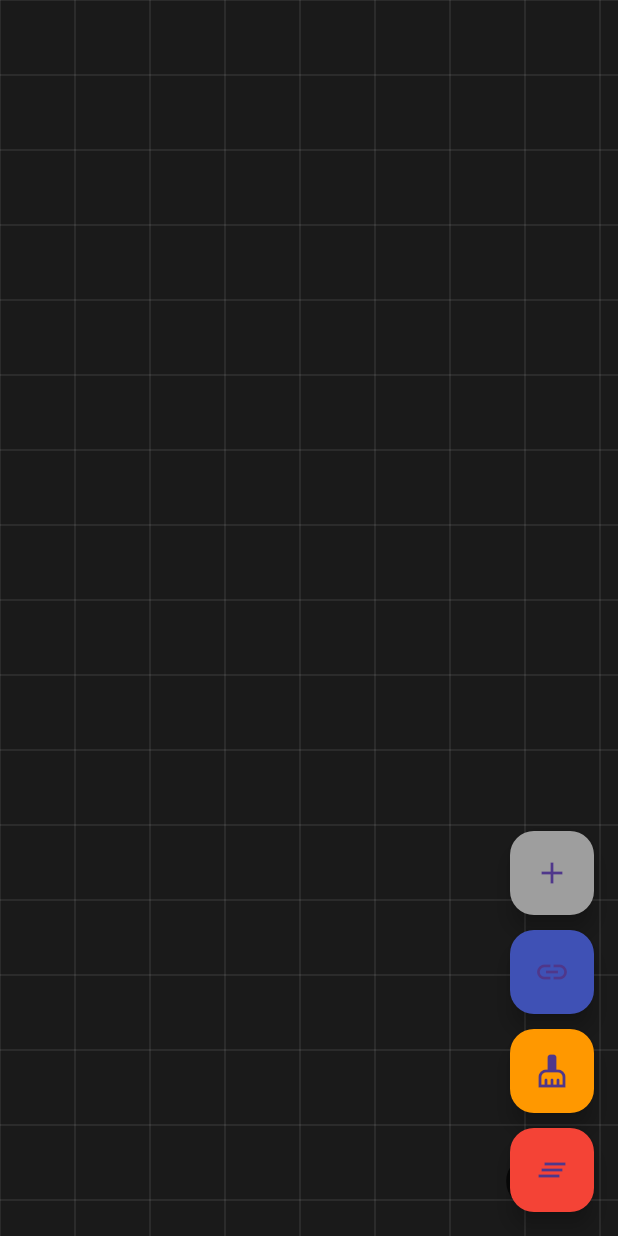
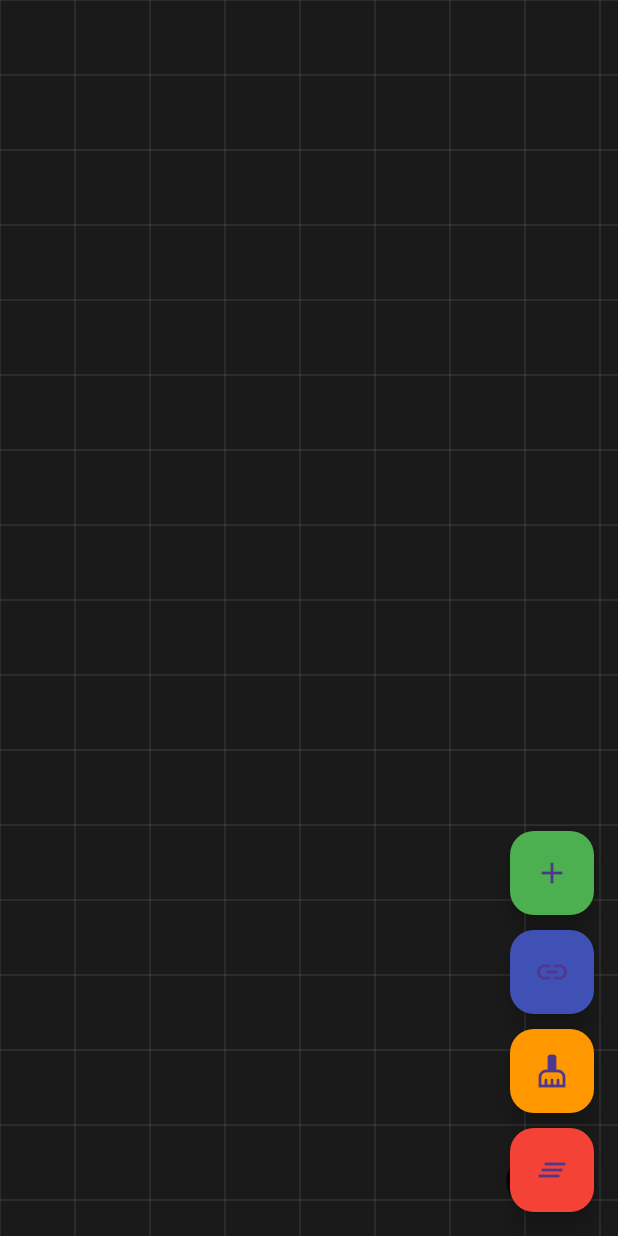
Before and after one commit to Telomelonia/graph_todo, a Flutter app: the screen it shows after launch, on a phone screen of 412 x 824 dp. Run offline on Flutter 3.47's test engine with Material 3 defaults, Android fonts, the phone set to English and light mode, and no system bars.

Commit message:
feat: we need better ui for addition and claude docs

```diff
--- a/lib/main.dart
+++ b/lib/main.dart
@@ -46,11 +46,11 @@ class HomePage extends StatelessWidget {
                 heroTag: "addNode",
                 onPressed: provider.toggleAddNodeMode,
                 backgroundColor: provider.isAddNodeMode
-                    ? Colors.green
-                    : Colors.grey,
+                    ? Colors.grey
+                    : Colors.green,
                 child: Icon(
                   provider.isAddNodeMode
-                      ? Icons.add
+                      ? Icons.close
                       : Icons.add,
                 ),
               ),
@@ -235,7 +235,7 @@ class _CanvasWidgetState extends State<CanvasWidget> {
                     child: Container(
                       padding: const EdgeInsets.all(16),
                       decoration: BoxDecoration(
-                        color: Colors.green.withValues(alpha: 0.9),
+                        color: Colors.grey.withValues(alpha: 0.9),
                         borderRadius: BorderRadius.circular(8),
                       ),
                       child: const Text(
```
Also changed, not shown: 1 other file.
